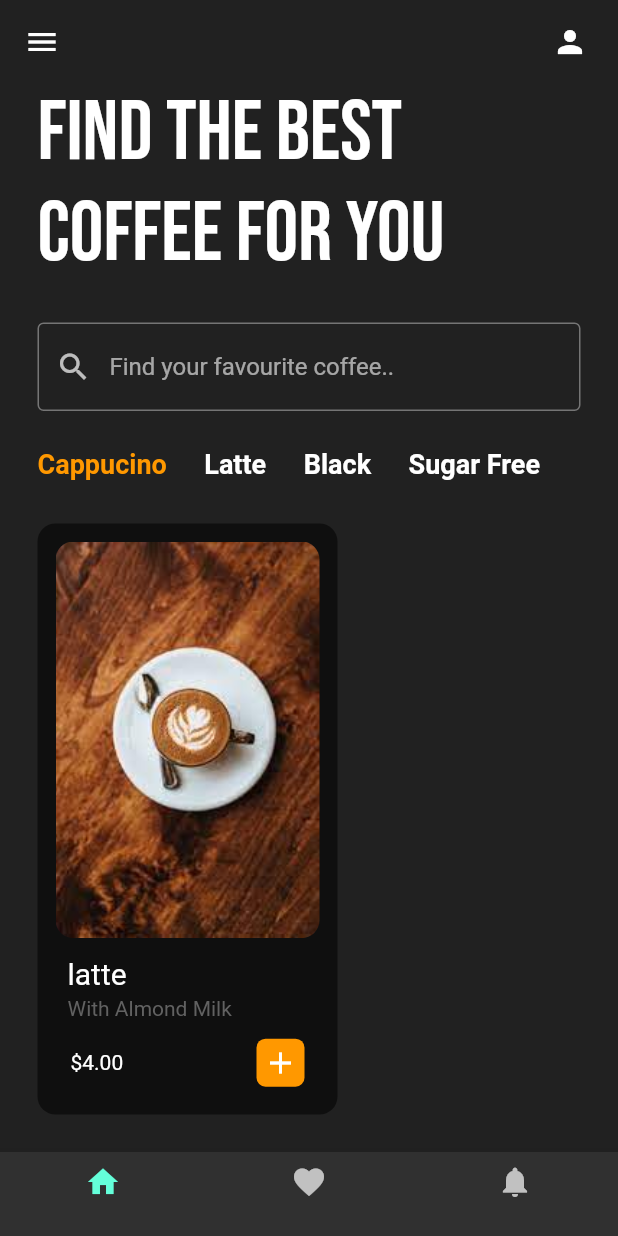
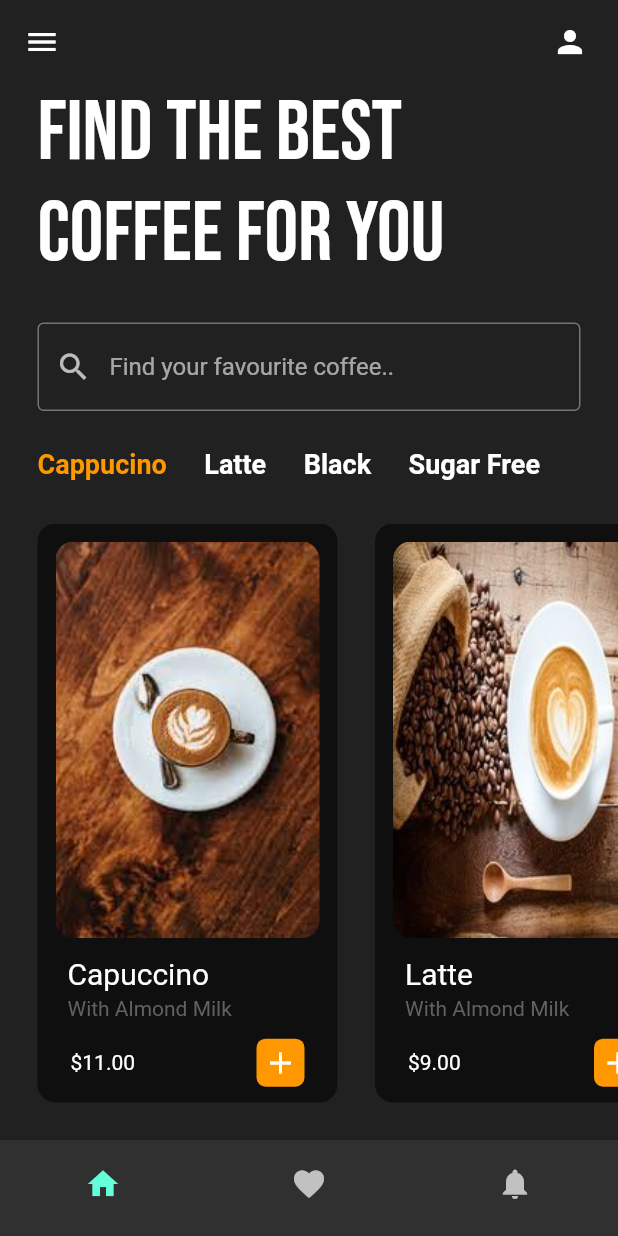
Before and after one commit to shahdat-sajib/coffee-shop-flutter-ui, a Flutter app: the screen it shows after launch, on a phone screen of 412 x 824 dp. Run offline on Flutter 3.47's test engine with Material 2 defaults, Android fonts, the phone set to English and light mode, and no system bars; our stand-ins replace google_fonts.

Commit message:
all tiles added

```diff
--- a/lib/screens/home_page.dart
+++ b/lib/screens/home_page.dart
@@ -49,15 +49,24 @@ class _HomePageState extends State<HomePage> {
       // ignore: prefer_const_literals_to_create_immutables
       bottomNavigationBar: BottomNavigationBar(items: [
         const BottomNavigationBarItem(
-          icon: Icon(Icons.home),
+          icon: Padding(
+            padding: EdgeInsets.only(top: 10),
+            child: Icon(Icons.home),
+          ),
           label: '',
         ),
         const BottomNavigationBarItem(
-          icon: Icon(Icons.favorite),
+          icon: Padding(
+            padding: EdgeInsets.only(top: 10),
+            child: Icon(Icons.favorite),
+          ),
           label: '',
         ),
         const BottomNavigationBarItem(
-          icon: Icon(Icons.notifications),
+          icon: Padding(
+            padding: EdgeInsets.only(top: 10),
+            child: Icon(Icons.notifications),
+          ),
           label: '',
         ),
 
@@ -113,7 +122,21 @@ class _HomePageState extends State<HomePage> {
             child: ListView(
               scrollDirection: Axis.horizontal,
               children: [
-                CoffeeTile(),
+                CoffeeTile(
+                  coffeeImagePath: 'lib/images/cup-1.jpg',
+                  coffeeName: 'Capuccino',
+                  coffeePrice: '11.00',
+                ),
+                CoffeeTile(
+                  coffeeImagePath: 'lib/images/cup-2.jpg',
+                  coffeeName: 'Latte',
+                  coffeePrice: '9.00',
+                ),
+                CoffeeTile(
+                  coffeeImagePath: 'lib/images/cup-3.jpg',
+                  coffeeName: 'Sugar Free Coffee',
+                  coffeePrice: '10.00',
+                ),
 
             ],),
           )
--- a/lib/util/coffee_tile.dart
+++ b/lib/util/coffee_tile.dart
@@ -2,7 +2,17 @@ import 'package:flutter/material.dart';
 
 
 class CoffeeTile extends StatelessWidget {
-  const CoffeeTile({Key? key}) : super(key: key);
+
+  final String coffeeImagePath;
+  final String coffeeName;
+  final String coffeePrice;
+
+  CoffeeTile({
+    required this.coffeeImagePath,
+    required this.coffeeName,
+    required this.coffeePrice,
+  });
+
 
   @override
   Widget build(BuildContext context) {
@@ -21,7 +31,7 @@ class CoffeeTile extends StatelessWidget {
             //card image
             ClipRRect(
               borderRadius: BorderRadius.circular(12.0),
-              child: Image.asset('lib/images/cup-1.jpg')),
+              child: Image.asset(coffeeImagePath)),
 
               //card title
             Padding(
@@ -29,8 +39,8 @@ class CoffeeTile extends StatelessWidget {
               child: Column(
                 crossAxisAlignment: CrossAxisAlignment.start,
                 children: [
-                  const Text(
-                    'latte',
+                 Text(
+                    coffeeName,
                     style: TextStyle(fontSize: 20),
                   ),
                   const SizedBox(height: 4,),
@@ -48,7 +58,7 @@ class CoffeeTile extends StatelessWidget {
               child: Row(
                 mainAxisAlignment: MainAxisAlignment.spaceBetween,
                 children: [
-                 Text('\$4.00'),
+                 Text('\$' + coffeePrice),
                   Container(
                     padding: EdgeInsets.all(4),
                     decoration: BoxDecoration(color: Colors.orange,
```
Also changed, not shown: lib/images/cup-2.jpg, lib/images/cup-3.jpg.
